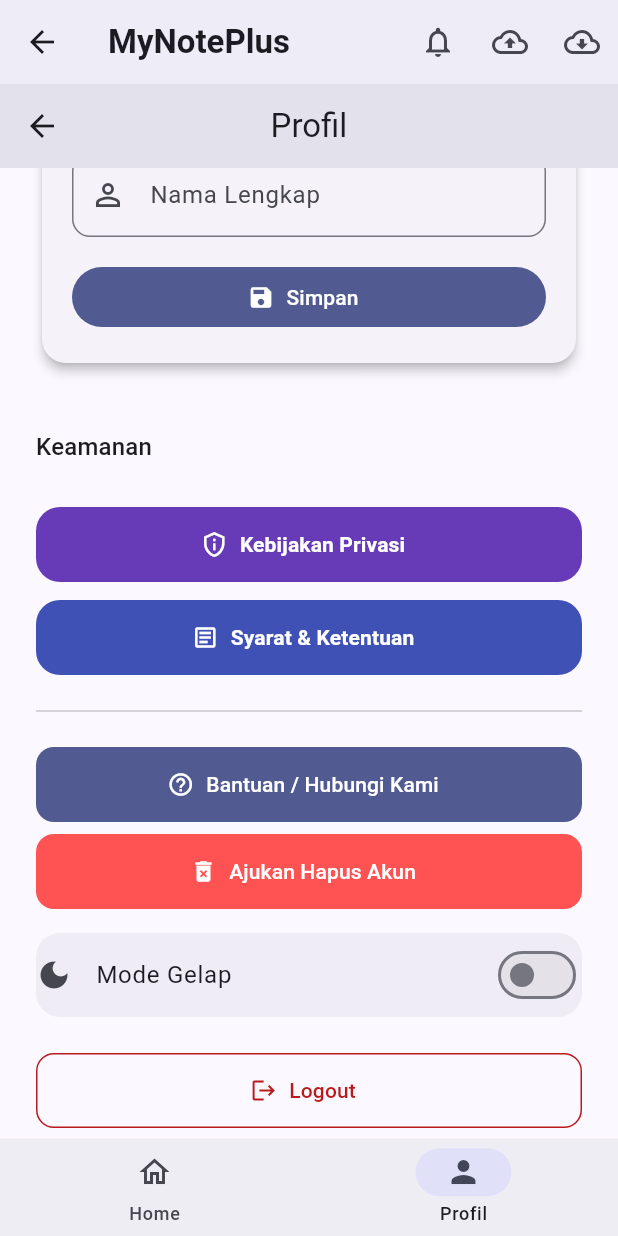
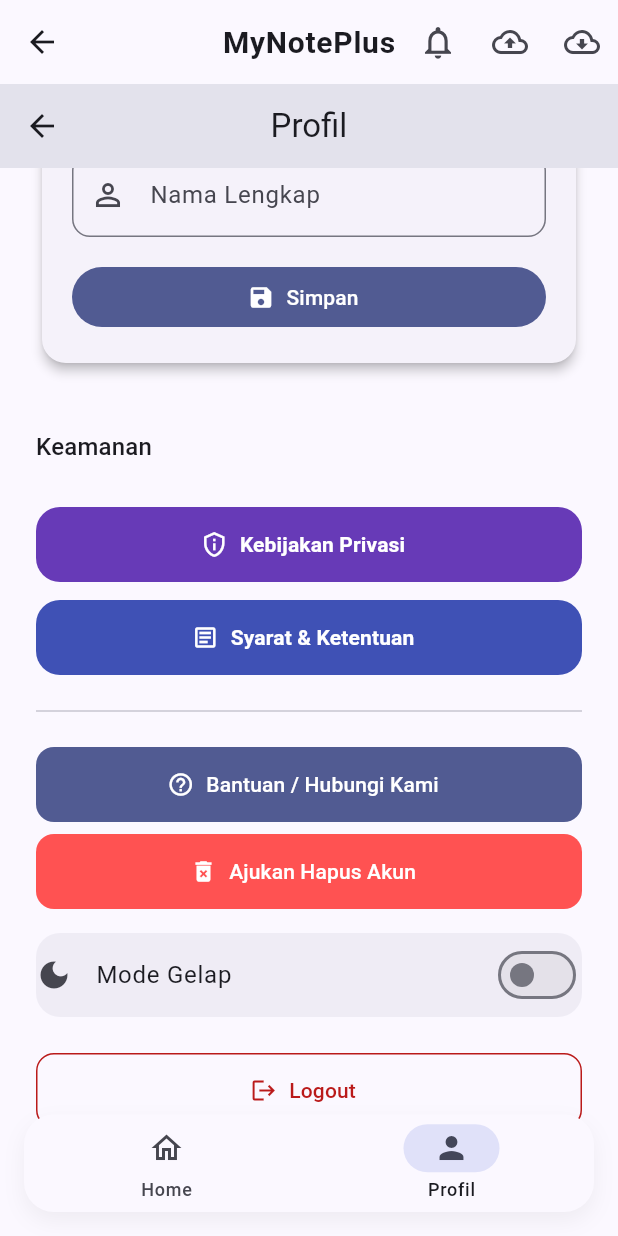
Before and after one commit to Catkoo/MyNotePlus_Flutter, a Flutter app: the HomeScreen screen opened by its route, item 2 of the bottom bar chosen, scrolled down 262 dp, on a phone screen of 412 x 824 dp. Run offline on Flutter 3.47's test engine with Material 3 defaults, Android fonts, the phone set to English and light mode, and no system bars; our stand-ins replace cloud_firestore, device_info_plus, firebase_auth, firebase_core, firebase_messaging, flutter_local_notifications and 7 more; missing offline and left inert: googleapis; accounts and stored records are empty; generated files the repository leaves out were written again.

Commit message:
Versi 1.0.6

```diff
--- a/lib/screens/home_screen.dart
+++ b/lib/screens/home_screen.dart
@@ -8,6 +8,7 @@
 import 'package:firebase_messaging/firebase_messaging.dart';
 import 'package:flutter_local_notifications/flutter_local_notifications.dart';
 import 'package:flutter/services.dart';
+import 'package:flutter_speed_dial/flutter_speed_dial.dart';
 import '../widgets/home_backup_sync_buttons.dart';
 import '../viewmodel/note_view_model.dart';
 import '../viewmodel/film_note_viewmodel.dart';
@@ -49,11 +50,9 @@
     WidgetsBinding.instance.addPostFrameCallback((_) {
       final user = FirebaseAuth.instance.currentUser;
       if (user != null) {
-        // Clear data lama
         Provider.of<NoteViewModel>(context, listen: false).clear();
         Provider.of<FilmNoteViewModel>(context, listen: false).clear();
 
-        // Start listener baru
         Provider.of<NoteViewModel>(context, listen: false).startNoteListener();
         Provider.of<FilmNoteViewModel>(
           context,
@@ -168,14 +167,24 @@
     return DefaultTabController(
       length: 2,
       child: Scaffold(
+        extendBody: true,
         appBar: AppBar(
-          elevation: 2,
-          backgroundColor: Theme.of(context).colorScheme.surface,
+          elevation: 0,
+          scrolledUnderElevation: 0,
+          backgroundColor: Theme.of(
+            context,
+          ).colorScheme.surface.withOpacity(0.95),
           title: const Text(
             "MyNotePlus",
-            style: TextStyle(fontWeight: FontWeight.bold),
+            style: TextStyle(
+              fontWeight: FontWeight.bold,
+              fontSize: 20,
+              letterSpacing: 0.5,
             ),
+          ),
+          centerTitle: true,
           actions: [
+            // Notification icon
             IconButton(
               tooltip: "Notifikasi",
               onPressed: () async {
@@ -183,33 +192,37 @@
               },
               icon: Stack(
                 children: [
-                  const Icon(Icons.notifications_outlined),
+                  const Icon(Icons.notifications_outlined, size: 26),
                   if (hasUnread)
                     Positioned(
                       right: 0,
                       top: 0,
                       child: Container(
-                        padding: const EdgeInsets.all(2),
+                        height: 16,
+                        width: 16,
                         decoration: const BoxDecoration(
                           color: Colors.red,
                           shape: BoxShape.circle,
                         ),
-                        constraints: const BoxConstraints(
-                          minWidth: 14,
-                          minHeight: 14,
+                        child: const Center(
+                          child: Text(
+                            '!',
+                            style: TextStyle(
+                              color: Colors.white,
+                              fontSize: 11,
+                              fontWeight: FontWeight.bold,
                             ),
-                        child: const Text(
-                          '!',
-                          style: TextStyle(color: Colors.white, fontSize: 10),
-                          textAlign: TextAlign.center,
+                          ),
                         ),
                       ),
                     ),
                 ],
               ),
             ),
+
+            // Backup
             IconButton(
-              icon: const Icon(Icons.cloud_upload_outlined),
+              icon: const Icon(Icons.cloud_upload_outlined, size: 24),
               tooltip: "Backup ke Google Drive",
               onPressed: () async {
                 try {
@@ -219,26 +232,41 @@
                     "mynoteplus_backup.json",
                   );
                   ScaffoldMessenger.of(context).showSnackBar(
-                    const SnackBar(
-                      content: Text(
+                    SnackBar(
+                      behavior: SnackBarBehavior.floating,
+                      shape: RoundedRectangleBorder(
+                        borderRadius: BorderRadius.circular(12),
+                      ),
+                      content: const Text(
                         "✅ Backup berhasil diupload ke Google Drive",
                       ),
                     ),
                   );
                 } catch (e) {
-                  ScaffoldMessenger.of(
-                    context,
-                  ).showSnackBar(SnackBar(content: Text("❌ Gagal backup: $e")));
+                  ScaffoldMessenger.of(context).showSnackBar(
+                    SnackBar(
+                      behavior: SnackBarBehavior.floating,
+                      shape: RoundedRectangleBorder(
+                        borderRadius: BorderRadius.circular(12),
+                      ),
+                      content: Text("❌ Gagal backup: $e"),
+                    ),
+                  );
                 }
               },
             ),
+
+            // Restore
             IconButton(
-              icon: const Icon(Icons.cloud_download_outlined),
+              icon: const Icon(Icons.cloud_download_outlined, size: 24),
               tooltip: "Restore dari Google Drive",
               onPressed: () async {
                 final confirmed = await showDialog<bool>(
                   context: context,
                   builder: (_) => AlertDialog(
+                    shape: RoundedRectangleBorder(
+                      borderRadius: BorderRadius.circular(16),
+                    ),
                     title: const Text("Konfirmasi Restore"),
                     content: const Text(
                       "Data saat ini akan ditimpa. Lanjutkan?",
@@ -249,6 +277,11 @@
                         child: const Text("Batal"),
                       ),
                       ElevatedButton(
+                        style: ElevatedButton.styleFrom(
+                          shape: RoundedRectangleBorder(
+                            borderRadius: BorderRadius.circular(12),
+                          ),
+                        ),
                         onPressed: () => Navigator.pop(context, true),
                         child: const Text("Restore"),
                       ),
@@ -260,11 +293,23 @@
                   try {
                     await BackupService().restoreFromJsonBackup();
                     ScaffoldMessenger.of(context).showSnackBar(
-                      const SnackBar(content: Text("✅ Restore berhasil")),
+                      SnackBar(
+                        behavior: SnackBarBehavior.floating,
+                        shape: RoundedRectangleBorder(
+                          borderRadius: BorderRadius.circular(12),
+                        ),
+                        content: const Text("✅ Restore berhasil"),
+                      ),
                     );
                   } catch (e) {
                     ScaffoldMessenger.of(context).showSnackBar(
-                      SnackBar(content: Text("❌ Gagal restore: $e")),
+                      SnackBar(
+                        behavior: SnackBarBehavior.floating,
+                        shape: RoundedRectangleBorder(
+                          borderRadius: BorderRadius.circular(12),
+                        ),
+                        content: Text("❌ Gagal restore: $e"),
+                      ),
                     );
                   }
                 }
@@ -272,46 +317,110 @@
             ),
           ],
           bottom: selectedBottomTab == 0
-              ? const TabBar(
-                  indicatorColor: Colors.blue,
-                  labelStyle: TextStyle(fontWeight: FontWeight.w600),
-                  tabs: [
+              ? PreferredSize(
+                  preferredSize: const Size.fromHeight(50),
+                  child: Container(
+                    padding: const EdgeInsets.symmetric(horizontal: 16),
+                    child: TabBar(
+                      indicator: BoxDecoration(
+                        borderRadius: BorderRadius.circular(12),
+                        color: Theme.of(context).colorScheme.primaryContainer,
+                      ),
+                      indicatorSize: TabBarIndicatorSize.tab,
+                      labelStyle: const TextStyle(
+                        fontWeight: FontWeight.w600,
+                        fontSize: 14,
+                      ),
+                      unselectedLabelColor: Theme.of(
+                        context,
+                      ).colorScheme.onSurfaceVariant,
+                      labelColor: Theme.of(
+                        context,
+                      ).colorScheme.onPrimaryContainer,
+                      tabs: const [
                         Tab(text: "Pribadi"),
                         Tab(text: "Film/Drama"),
                       ],
+                    ),
+                  ),
                 )
               : null,
         ),
         body: Stack(
           children: [
             AnimatedSwitcher(
-              duration: const Duration(milliseconds: 300),
+              duration: const Duration(milliseconds: 350),
               child: selectedBottomTab == 0
-                  ? Column(
-                      children: const [
-                        Expanded(
-                          child: TabBarView(
-                            children: [
-                              PersonalNotesContent(),
-                              FilmNotesContent(),
-                            ],
+                  ? const TabBarView(
+                      children: [PersonalNotesContent(), FilmNotesContent()],
+                    )
+                  : const ProfileScreen(),
+            ),
+            if (showBanner)
+              Align(
+                alignment: Alignment.topCenter,
+                child: Padding(
+                  padding: const EdgeInsets.all(12.0),
+                  child: Card(
+                    elevation: 8,
+                    shadowColor: Colors.black45,
+                    color: Theme.of(
+                      context,
+                    ).colorScheme.primary.withOpacity(0.95),
+                    shape: RoundedRectangleBorder(
+                      borderRadius: BorderRadius.circular(18),
+                    ),
+                    child: ListTile(
+                      leading: const Icon(
+                        Icons.system_update,
+                        color: Colors.white,
+                        size: 28,
+                      ),
+                      title: const Text(
+                        "Tersedia versi baru!",
+                        style: TextStyle(
+                          fontWeight: FontWeight.bold,
+                          color: Colors.white,
+                        ),
+                      ),
+                      subtitle: Text(
+                        updateChangelog,
+                        style: const TextStyle(color: Colors.white70),
+                      ),
+                      trailing: IconButton(
+                        icon: const Icon(Icons.close, color: Colors.white),
+                        onPressed: () => setState(() => showBanner = false),
+                      ),
+                      onTap: () async {
+                        if (await canLaunchUrl(Uri.parse(updateUrl))) {
+                          launchUrl(
+                            Uri.parse(updateUrl),
+                            mode: LaunchMode.externalApplication,
+                          );
+                        }
+                      },
+                    ),
+                  ),
                 ),
               ),
           ],
-                    )
-                  : ProfileScreen(),
         ),
-            if (showBanner)
-              BannerWidget(
-                message: "Tersedia versi baru!",
-                url: updateUrl,
-                changelog: updateChangelog,
-                onClose: () => setState(() => showBanner = false),
+        bottomNavigationBar: Container(
+          margin: const EdgeInsets.fromLTRB(16, 0, 16, 16),
+          decoration: BoxDecoration(
+            color: Theme.of(context).colorScheme.surface,
+            borderRadius: BorderRadius.circular(20),
+            boxShadow: [
+              BoxShadow(
+                color: Colors.black.withOpacity(0.05),
+                blurRadius: 12,
+                offset: const Offset(0, 6),
               ),
             ],
           ),
-        bottomNavigationBar: NavigationBar(
+          child: NavigationBar(
             height: 65,
+            backgroundColor: Colors.transparent,
             selectedIndex: selectedBottomTab,
             onDestinationSelected: (index) {
               setState(() => selectedBottomTab = index);
@@ -329,22 +438,39 @@
               ),
             ],
           ),
+        ),
         floatingActionButton: selectedBottomTab == 0
-            ? Builder(
-                builder: (context) {
-                  return FloatingActionButton.extended(
-                    onPressed: () {
-                      final tabIndex = DefaultTabController.of(context).index;
-                      if (tabIndex == 0) {
+            ? SpeedDial(
+                animatedIcon: AnimatedIcons.add_event,
+                backgroundColor: Theme.of(context).colorScheme.primary,
+                overlayColor: Colors.black,
+                overlayOpacity: 0.3,
+                shape: RoundedRectangleBorder(
+                  borderRadius: BorderRadius.circular(16),
+                ),
+                children: [
+                  SpeedDialChild(
+                    child: const Icon(Icons.edit_note, color: Colors.white),
+                    backgroundColor: Theme.of(context).colorScheme.primary,
+                    label: "Tambah Catatan",
+                    labelStyle: const TextStyle(fontSize: 14),
+                    onTap: () {
                       Navigator.pushNamed(context, '/add_note');
-                      } else {
+                    },
+                  ),
+                  SpeedDialChild(
+                    child: const Icon(
+                      Icons.movie_creation_outlined,
+                      color: Colors.white,
+                    ),
+                    backgroundColor: Theme.of(context).colorScheme.secondary,
+                    label: "Tambah Film",
+                    labelStyle: const TextStyle(fontSize: 14),
+                    onTap: () {
                       Navigator.pushNamed(context, '/add_film_note');
-                      }
                     },
-                    icon: const Icon(Icons.add),
-                    label: const Text("Tambah"),
-                  );
-                },
+                  ),
+                ],
               )
             : null,
       ),
--- a/pubspec.yaml
+++ b/pubspec.yaml
@@ -16,7 +16,7 @@
 # https://developer.apple.com/library/archive/documentation/General/Reference/InfoPlistKeyReference/Articles/CoreFoundationKeys.html
 # In Windows, build-name is used as the major, minor, and patch parts
 # of the product and file versions while build-number is used as the build suffix.
-version: 1.0.6+7
+version: 1.0.6+8
 
 environment:
   sdk: ^3.8.1
@@ -52,6 +52,8 @@
   flutter_colorpicker: ^1.0.3
   flutter_iconpicker: ^4.0.1
   flutter_rating_bar: ^4.0.1
+  flutter_speed_dial: ^7.0.0
+
 
 
 
@@ -66,7 +68,7 @@
 dev_dependencies:
   flutter_test:
     sdk: flutter
-  flutter_launcher_icons: ^0.13.1
+  flutter_launcher_icons: ^0.14.4
 
 flutter_launcher_icons:
   android: true
```
Also changed, not shown: pubspec.lock, 3 other files. Lines whose indentation alone changed are shown as unchanged.
